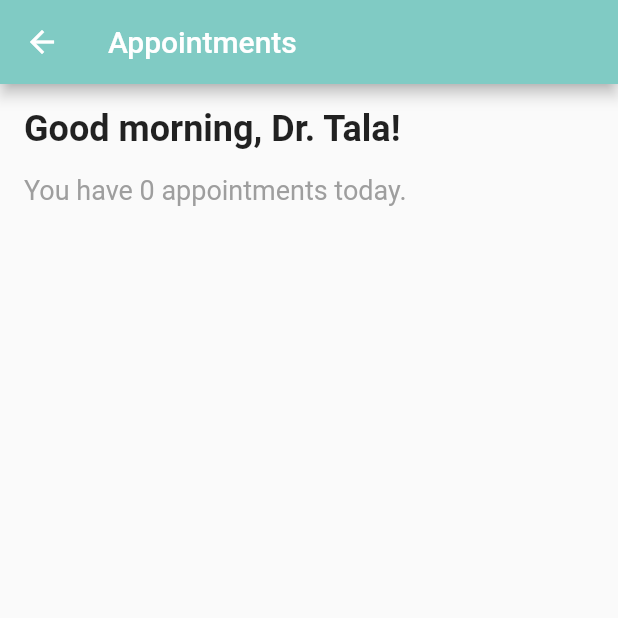
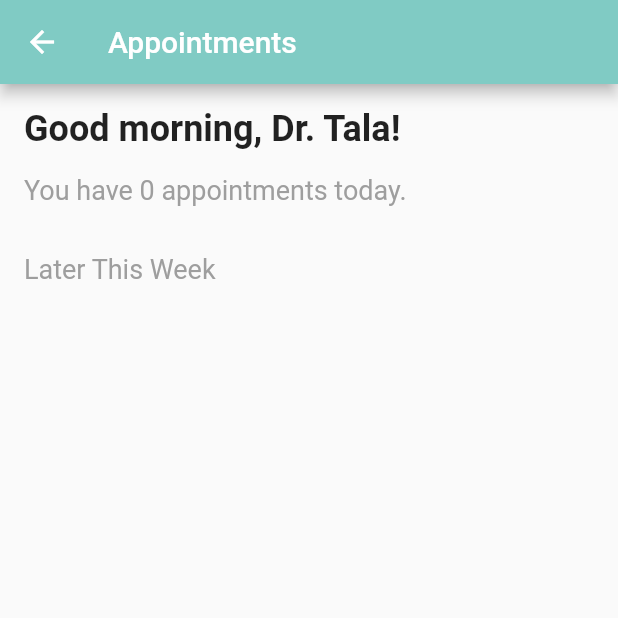
Before and after one commit to ahmedBassell/omnident, a Flutter app: the AppointmentsScreen screen opened directly, on a phone screen of 412 x 824 dp, the top half of it. Run offline on Flutter 3.47's test engine with Material 2 defaults, Android fonts, the light colour scheme and no system bars; our stand-ins replace date_time_picker, drift, get_it; missing offline and left inert: drift_dev; accounts and stored records are empty; generated files the repository leaves out were written again.

Commit message:
Add timeline of appointments for next week

```diff
--- a/lib/appointments/screens/appointments_screen.dart
+++ b/lib/appointments/screens/appointments_screen.dart
@@ -1,5 +1,6 @@
 import 'package:flutter/material.dart';
 import 'package:get_it/get_it.dart';
+import 'package:intl/intl.dart';
 import 'package:omni_dent/appointments/widgets/appointment_list_item.dart';
 import 'package:omni_dent/core/services/appointments_service.dart';
 import 'package:omni_dent/core/widgets/patient_avatar.dart';
@@ -14,24 +15,46 @@ class AppointmentsScreen extends StatefulWidget {
 class _AppointmentsScreenState extends State<AppointmentsScreen> {
   AppointmentsService get _appointmentsService =>
       GetIt.I<AppointmentsService>();
-  late List<AppointmentWithPatient> _appointmentsWithPatient = [];
+  late List<AppointmentWithPatient> _todayAppointments = [];
+  late List<AppointmentWithPatient> _laterThisWeekAppointments = [];
+
   @override
   void initState() {
     super.initState();
-    _appointmentsService.getAppointments().then((data) {
+    _appointmentsService.getTodayAppointments().then((data) {
       setState(() {
-        _appointmentsWithPatient = data;
+        _todayAppointments = data;
+      });
+    });
+
+    _appointmentsService.getLaterThisWeekAppointments().then((data) {
+      setState(() {
+        _laterThisWeekAppointments = data;
       });
     });
   }
 
   @override
   Widget build(BuildContext context) {
+    // Full screen width and height
+    double width = MediaQuery.of(context).size.width;
+    double height = MediaQuery.of(context).size.height;
+
+// Height (without SafeArea)
+    var padding = MediaQuery.of(context).viewPadding;
+    double height1 = height - padding.top - padding.bottom;
+
+// Height (without status bar)
+    double height2 = height - padding.top;
+
+// Height (without status and toolbar)
+    double height3 = height - padding.top - kToolbarHeight;
     return Scaffold(
       appBar: AppBar(
         title: Text('Appointments'),
       ),
-      body: Column(
+      body: SingleChildScrollView(
+        child: Column(
           crossAxisAlignment: CrossAxisAlignment.start,
           children: [
             Padding(
@@ -47,36 +70,80 @@ class _AppointmentsScreenState extends State<AppointmentsScreen> {
             Padding(
               padding: const EdgeInsets.symmetric(horizontal: 16.0),
               child: Text(
-              'You have ${_appointmentsWithPatient.length} appointments today.',
+                'You have ${_todayAppointments.length} appointments today.',
                 style: TextStyle(
                   fontSize: 18.0,
                   color: Colors.grey,
                 ),
               ),
             ),
-          SizedBox(height: 16.0),
-          Expanded(
-            child: ListView.builder(
-              itemCount: _appointmentsWithPatient.length,
+            SizedBox(height: 8.0),
+            ListView.builder(
+              shrinkWrap: true,
+              physics: NeverScrollableScrollPhysics(),
+              itemCount: _todayAppointments.length,
               itemBuilder: (context, index) {
                 return AppointmentListItem(
-                    item: _appointmentsWithPatient[index], index: index);
+                  item: _todayAppointments[index],
+                  index: index,
+                );
               },
             ),
+            SizedBox(height: 24.0),
+            Padding(
+              padding: const EdgeInsets.symmetric(horizontal: 16.0),
+              child: Text(
+                'Later This Week',
+                style: TextStyle(
+                  fontSize: 18.0,
+                  color: Colors.grey,
                 ),
-          // SizedBox(height: 16.0),
-          // Container(
-          //   child: Center(
-          //     child: ElevatedButton(
-          //       onPressed: () {
-          //         // Navigate to create a new appointment screen
-          //         // You can use Navigator.push here
-          //       },
-          //       child: Text('Create New Appointment'),
-          //     ),
-          //   ),
-          // )
+              ),
+            ),
+            ListView.builder(
+              shrinkWrap: true,
+              physics: NeverScrollableScrollPhysics(),
+              itemCount: _laterThisWeekAppointments.length,
+              itemBuilder: (context, index) {
+                final appointment =
+                    _laterThisWeekAppointments[index].appointment;
+                final formattedDate =
+                    DateFormat('E, MMM d, y').format(appointment.dateTimeFrom);
+                if (index == 0 ||
+                    appointment.dateTimeFrom.day !=
+                        _laterThisWeekAppointments[index - 1]
+                            .appointment
+                            .dateTimeFrom
+                            .day) {
+                  // Return a separator with the date
+                  return Column(
+                    children: [
+                      ListTile(
+                        title: Center(
+                            child: Text(
+                          formattedDate,
+                          style: TextStyle(
+                            fontSize: 16.0,
+                            color: Colors.grey,
+                          ),
+                        )),
+                      ),
+                      AppointmentListItem(
+                          item: _laterThisWeekAppointments[index],
+                          index: index),
                     ],
+                  );
+                } else {
+                  return AppointmentListItem(
+                    item: _laterThisWeekAppointments[index],
+                    index: index,
+                  );
+                }
+              },
+            ),
+            SizedBox(height: 24.0),
+          ],
+        ),
       ),
     );
   }
```
Also changed, not shown: lib/core/services/appointments_service.dart (+39 -0 lines). Lines whose indentation alone changed are shown as unchanged.
